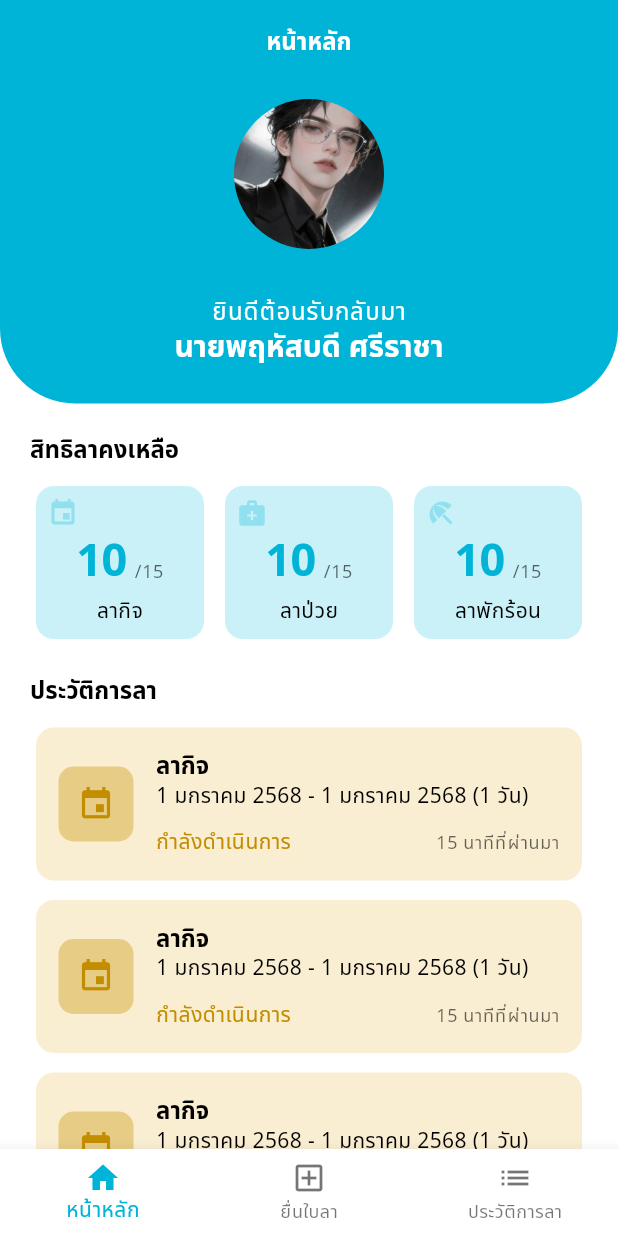
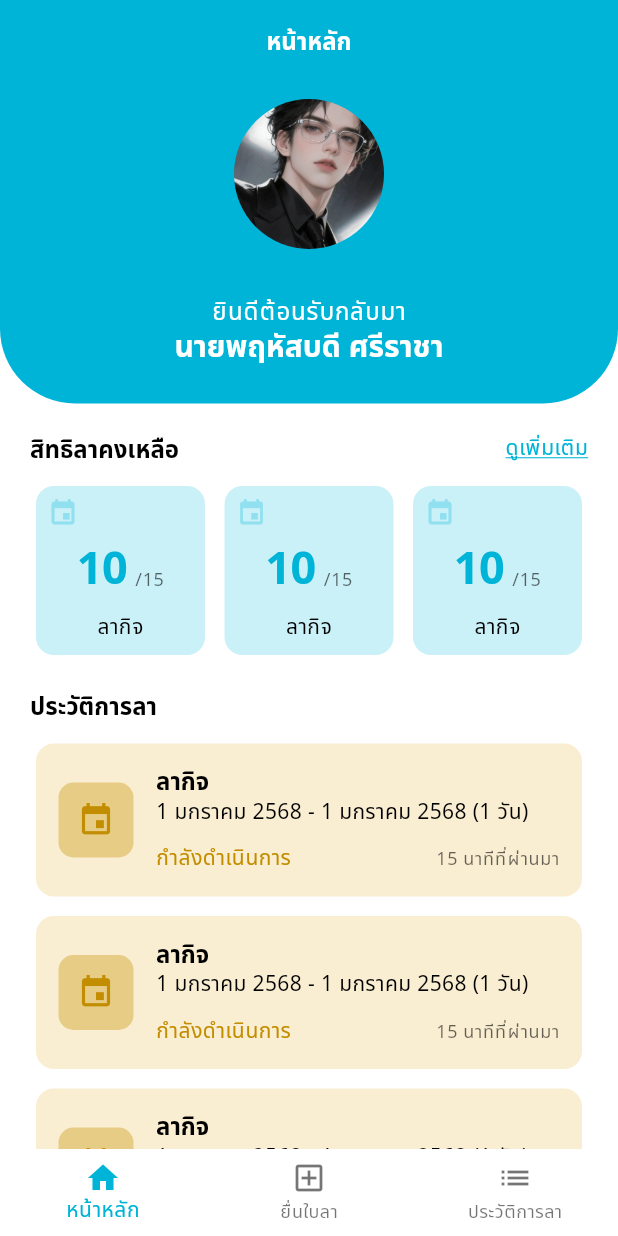
Before and after one commit to far555na/online-leave-system, a Flutter app: the screen it shows after launch, on a phone screen of 412 x 824 dp. Run offline on Flutter 3.47's test engine with Material 3 defaults, Android fonts, the phone set to English and light mode, and no system bars; our stand-ins replace flutter_staggered_animations.

Commit message:
add leave balance type ui

```diff
--- a/lib/main.dart
+++ b/lib/main.dart
@@ -1,5 +1,5 @@
 import 'package:flutter/material.dart';
-import 'package:online_leave_system/screens/homepage.dart';
+import 'package:online_leave_system/screens/bottom_nav.dart';
 import 'package:online_leave_system/theme/color_scheme.dart';
 import 'package:online_leave_system/theme/text_theme.dart';
 
@@ -20,7 +20,7 @@ class MyApp extends StatelessWidget {
         textTheme: customTextTheme,
         fontFamily: "NotoSans",
       ),
-      home: const HomePage(title: 'Flutter Demo Home Page'),
+      home: const BottomNav(),
     );
   }
 }
--- /dev/null
+++ b/lib/screens/bottom_nav.dart
@@ -0,0 +1,45 @@
+import 'package:flutter/material.dart';
+import 'package:online_leave_system/screens/homepage.dart';
+import 'package:online_leave_system/screens/leave_form_page.dart';
+
+
+class BottomNav extends StatefulWidget {
+  const BottomNav({super.key});
+
+  @override
+  State<BottomNav> createState() => _BottomNavState();
+}
+
+class _BottomNavState extends State<BottomNav> {
+  int _selectedIndex = 0;
+  static const List<Widget> _widgetOptions = <Widget>[
+    HomePage(),
+    LeaveFormPage()
+
+  ];
+
+  void _onItemTapped(int index) {
+    setState(() {
+      _selectedIndex = index;
+    });
+  }
+
+  @override
+  Widget build(BuildContext context) {
+    return Scaffold(
+      body: _widgetOptions.elementAt(_selectedIndex),
+      bottomNavigationBar: BottomNavigationBar(
+        elevation: 0,
+        // iconSize: 30,
+        items: const <BottomNavigationBarItem>[
+          BottomNavigationBarItem(icon: Icon(Icons.home), label: "หน้าหลัก"),
+          BottomNavigationBarItem(icon: Icon(Icons.add_box_outlined), label: "ยื่นใบลา"),
+          BottomNavigationBarItem(icon: Icon(Icons.list), label: "ประวัติการลา"),
+        ],
+        currentIndex: _selectedIndex,
+        selectedItemColor: Theme.of(context).colorScheme.primary,
+        onTap: _onItemTapped,
+      ),
+    );
+  }
+}
--- a/lib/screens/homepage.dart
+++ b/lib/screens/homepage.dart
@@ -1,24 +1,26 @@
+import 'dart:math';
+
 import 'package:flutter/material.dart';
-import 'package:online_leave_system/main.dart';
+import 'package:flutter_staggered_animations/flutter_staggered_animations.dart';
 import 'package:online_leave_system/widgets/leave_balance_card.dart';
 import 'package:online_leave_system/widgets/leave_card.dart';
 
 class HomePage extends StatefulWidget {
-  const HomePage({super.key, required this.title});
-
-  final String title;
+  const HomePage({super.key});
 
   @override
   State<HomePage> createState() => _HomePageState();
 }
 
 class _HomePageState extends State<HomePage> {
+  bool expanded = false;
 
   @override
   Widget build(BuildContext context) {
-    return
-    Scaffold(
-      appBar: AppBar(
+    return Scaffold(
+      body: CustomScrollView(
+        slivers: [
+           SliverAppBar(
                   title: Text(
               "หน้าหลัก",
               style: Theme.of(context).textTheme.headlineSmall?.copyWith(
@@ -27,13 +29,14 @@ class _HomePageState extends State<HomePage> {
             ),
             centerTitle: true,
             backgroundColor: Theme.of(context).colorScheme.primary,
+            pinned: false,   // Not pinned, so scrolls away
+            floating: false, // Doesn't reappear until reach top
           ),
 
-      body: Column(
+          SliverToBoxAdapter(
+            child: Column(
               crossAxisAlignment: CrossAxisAlignment.stretch,
               children: [
-
-
                 Container(
                   decoration: BoxDecoration(
                     color: Theme.of(context).colorScheme.primary,
@@ -77,30 +80,65 @@ class _HomePageState extends State<HomePage> {
                   )
                 ),
 
-          Expanded(
-            child: Container(
-              // height: 499,
+                Container(
                   margin: EdgeInsets.fromLTRB(20,20,20,0),
                   child: Column(
                     crossAxisAlignment: CrossAxisAlignment.start,
                     children: [
 
+                      Row(
+                        mainAxisAlignment: MainAxisAlignment.spaceBetween,
+                        children: [
                           Text(
                             "สิทธิลาคงเหลือ",
                             style: Theme.of(context).textTheme.headlineSmall
 
                           ),
+                          TextButton(
+                             onPressed: () {
+                              setState(() {
+                                expanded = !expanded;
+                              });
+                            },
+                            style: TextButton.styleFrom(
+                              minimumSize: Size.zero,
+                              padding: EdgeInsets.zero,
+                              tapTargetSize: MaterialTapTargetSize.shrinkWrap
+                            ),
+                            child: Text(
+                              expanded ? "ดูน้อยลง" : "ดูเพิ่มเติม",
+                              style: Theme.of(context).textTheme.bodyMedium?.copyWith(
+                                color: Theme.of(context).colorScheme.primary,
+                                decoration: TextDecoration.underline,
+                                decorationColor: Theme.of(context).colorScheme.primary,
+                             )
+                            ),
+                          ),
+                        ]
+                      ),
                       const SizedBox(
                         height: 10,
                       ),
-                  Row(
-                    mainAxisAlignment: MainAxisAlignment.spaceBetween,
-                    children: [
-                      LeaveBalanceCard(used: "10", total: "/15", title: "ลากิจ", icon: Icons.event),
-                      LeaveBalanceCard(used: "10", total: "/15", title: "ลาป่วย", icon: Icons.medical_services),
-                      LeaveBalanceCard(used: "10", total: "/15", title: "ลาพักร้อน", icon: Icons.beach_access),
-                    ]
+                      // Row(
+                      //   mainAxisAlignment: MainAxisAlignment.spaceBetween,
+                      //   children: [
+                      //     LeaveBalanceCard(used: "10", total: "/15", title: "ลากิจ", icon: Icons.event),
+                      //     LeaveBalanceCard(used: "10", total: "/15", title: "ลาป่วย", icon: Icons.medical_services),
+                      //     LeaveBalanceCard(used: "10", total: "/15", title: "ลาพักร้อน", icon: Icons.beach_access),
+                      //   ]
+                      // ),
+                      GridView.count(
+                        shrinkWrap: true,
+                        physics: NeverScrollableScrollPhysics(),
+                        crossAxisCount: 3,
+                        mainAxisSpacing: 5,
+                        crossAxisSpacing: 5,
+                        padding: EdgeInsets.zero,
+                        children: List.generate(expanded ? 15 : 3, (index) {
+                          return LeaveBalanceCard(used: "10", total: "/15", title: "ลากิจ", icon: Icons.event);
+                        }),
                       ),
+
                       const SizedBox(
                         height: 20,
                       ),
@@ -112,38 +150,33 @@ class _HomePageState extends State<HomePage> {
                       const SizedBox(
                         height: 10,
                       ),
-                  Expanded(child:
+                      // Expanded(
+                      //   child:
                       ListView.builder(
-                    // shrinkWrap: true,
+                        shrinkWrap: true,
+                        physics: NeverScrollableScrollPhysics(),
                         itemCount: 3,
-                    // padding: EdgeInsets.fromLTRB(0, 0, 0, 20),
+                        padding: EdgeInsets.zero,
                         itemBuilder: (BuildContext context, int index){
                         return
                           // _buildLeaveCard(context, "ลากิจ", "1 มกราคม 2568 - 1 มกราคม 2568 (1 วัน)", "กำลังดำเนินการ", "15 นาทีที่ผ่านมา", Icons.event);
                           LeaveCard(type: "ลากิจ", dayLeave: "1 มกราคม 2568 - 1 มกราคม 2568 (1 วัน)", status: "กำลังดำเนินการ", time: "15 นาทีที่ผ่านมา", icon: Icons.event);
                         }
-                  ))
-
-
-
-
+                      )
+                      // )
 
                     ],
 
                   ),
                 ),
-          ),
+
 
               ],
             ),
-      bottomNavigationBar: BottomNavigationBar(
-        items: const <BottomNavigationBarItem> [
-          BottomNavigationBarItem(icon: Icon(Icons.home), label: "หน้าหลัก"),
-          BottomNavigationBarItem(icon: Icon(Icons.add_box_outlined), label: "ยื่นใบลา"),
-          BottomNavigationBarItem(icon: Icon(Icons.list), label: "ประวัติการลา"),
-        ],
-        selectedItemColor: Theme.of(context).colorScheme.primary,
+          ),
+        ]
       )
+
 
     );
   }
--- /dev/null
+++ b/lib/screens/leave_form_page.dart
@@ -0,0 +1,18 @@
+import 'package:flutter/material.dart';
+
+class LeaveFormPage extends StatefulWidget {
+  const LeaveFormPage({super.key});
+
+  @override
+  State<LeaveFormPage> createState() => _LeaveFormPageState();
+}
+
+class _LeaveFormPageState extends State<LeaveFormPage> {
+
+  @override
+  Widget build(BuildContext context) {
+    return  Scaffold(
+
+    );
+  }
+}
--- a/pubspec.yaml
+++ b/pubspec.yaml
@@ -35,6 +35,7 @@ dependencies:
   # The following adds the Cupertino Icons font to your application.
   # Use with the CupertinoIcons class for iOS style icons.
   cupertino_icons: ^1.0.8
+  flutter_staggered_animations: ^1.0.0
 
 dev_dependencies:
   flutter_test:
```
Also changed, not shown: pubspec.lock. Lines whose indentation alone changed are shown as unchanged.
